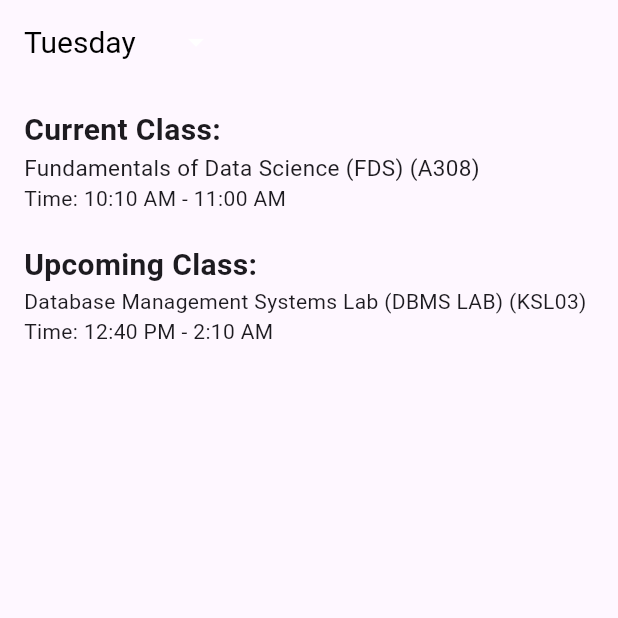
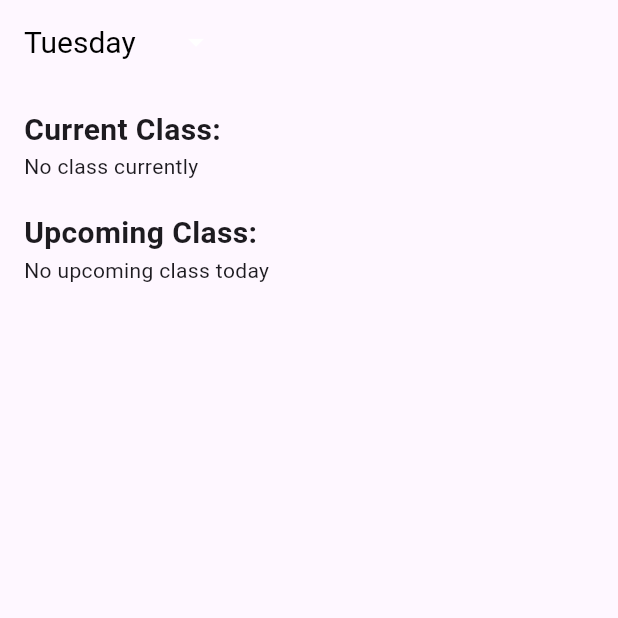
Before and after one commit to Raghavan2005/TimeTable-app-flutter, a Flutter app: the screen it shows after launch, on a phone screen of 412 x 824 dp, the top half of it. Run offline on Flutter 3.47's test engine with Material 3 defaults, Android fonts, the phone set to English and light mode, and no system bars.

Commit message:
Update main.dart

```diff
--- a/lib/main.dart
+++ b/lib/main.dart
@@ -42,161 +42,6 @@ class _TimetableScreenState extends State<TimetableScreen> {
         TimeOfDay(hour: 8, minute: 0),
         TimeOfDay(hour: 9, minute: 0),
         'Tuesday'),
-    Lecture(
-        'CS23333',
-        'Object Oriented Programming using Java (OOPS)',
-        'A308',
-        const TimeOfDay(hour: 9, minute: 0),
-        const TimeOfDay(hour: 9, minute: 50),
-        'Tuesday'),
-    Lecture(
-        'CS23334',
-        'Fundamentals of Data Science (FDS)',
-        'A308',
-        TimeOfDay(hour: 10, minute: 10),
-        TimeOfDay(hour: 11, minute: 0),
-        'Tuesday'),
-    Lecture(
-        'CS23332',
-        'Database Management Systems Lab (DBMS LAB)',
-        'KSL03',
-        TimeOfDay(hour: 12, minute: 40),
-        TimeOfDay(hour: 2, minute: 10),
-        'Tuesday'),
-    Lecture(
-        'CS23311',
-        'Computer Architecture (CA)',
-        'A304',
-        TimeOfDay(hour: 2, minute: 10),
-        TimeOfDay(hour: 3, minute: 0),
-        'Tuesday'),
-
-    // Wednesday
-    Lecture(
-        'CS23331',
-        'Design and Analysis of Algorithms (DAA)',
-        'A108',
-        TimeOfDay(hour: 8, minute: 0),
-        TimeOfDay(hour: 9, minute: 0),
-        'Wednesday'),
-    Lecture(
-        'MA23312',
-        'Fourier Series and Number Theory (FS&NT)',
-        'D702',
-        TimeOfDay(hour: 9, minute: 0),
-        TimeOfDay(hour: 9, minute: 50),
-        'Wednesday'),
-    Lecture(
-        'CS23333',
-        'Object Oriented Programming using Java (OOPS)',
-        'KSL03',
-        TimeOfDay(hour: 10, minute: 10),
-        TimeOfDay(hour: 11, minute: 50),
-        'Wednesday'),
-    Lecture(
-        'CS23334',
-        'Fundamentals of Data Science (FDS)',
-        'A308',
-        TimeOfDay(hour: 12, minute: 40),
-        TimeOfDay(hour: 2, minute: 10),
-        'Wednesday'),
-    Lecture(
-        'CS23332',
-        'Database Management Systems Lab (DBMS LAB)',
-        'KSL03',
-        TimeOfDay(hour: 2, minute: 10),
-        TimeOfDay(hour: 3, minute: 0),
-        'Wednesday'),
-
-    // Thursday
-    Lecture(
-        'CS23331',
-        'Design and Analysis of Algorithms (DAA)',
-        'A108',
-        TimeOfDay(hour: 8, minute: 0),
-        TimeOfDay(hour: 9, minute: 0),
-        'Thursday'),
-    Lecture(
-        'MA23312',
-        'Fourier Series and Number Theory (FS&NT)',
-        'A108',
-        TimeOfDay(hour: 9, minute: 0),
-        TimeOfDay(hour: 9, minute: 50),
-        'Thursday'),
-    Lecture(
-        'CS23311',
-        'Computer Architecture (CA)',
-        'A302',
-        TimeOfDay(hour: 10, minute: 10),
-        TimeOfDay(hour: 11, minute: 50),
-        'Thursday'),
-    Lecture(
-        'MA23312',
-        'Fourier Series and Number Theory (FS&NT)',
-        'A304',
-        TimeOfDay(hour: 2, minute: 10),
-        TimeOfDay(hour: 3, minute: 0),
-        'Thursday'),
-
-    // Friday
-    Lecture(
-        'CS23333',
-        'Object Oriented Programming using Java (OOPS)',
-        'KSL03',
-        TimeOfDay(hour: 8, minute: 0),
-        TimeOfDay(hour: 11, minute: 50),
-        'Friday'),
-    Lecture(
-        'CS23311',
-        'Computer Architecture (CA)',
-        'A302',
-        TimeOfDay(hour: 10, minute: 10),
-        TimeOfDay(hour: 11, minute: 50),
-        'Friday'),
-    Lecture(
-        'CS23332',
-        'Database Management Systems (DBMS)',
-        'D702',
-        TimeOfDay(hour: 12, minute: 40),
-        TimeOfDay(hour: 2, minute: 10),
-        'Friday'),
-    Lecture(
-        'CS23334',
-        'Fundamentals of Data Science (FDS)',
-        'D703',
-        TimeOfDay(hour: 2, minute: 10),
-        TimeOfDay(hour: 3, minute: 0),
-        'Friday'),
-
-    // Saturday
-    Lecture(
-        'CS23334',
-        'Fundamentals of Data Science Lab (FDS LAB)',
-        'KSL03',
-        TimeOfDay(hour: 8, minute: 0),
-        TimeOfDay(hour: 11, minute: 50),
-        'Saturday'),
-    Lecture(
-        'CS23331',
-        'Design and Analysis of Algorithms (DAA)',
-        'A211',
-        TimeOfDay(hour: 10, minute: 10),
-        TimeOfDay(hour: 11, minute: 50),
-        'Saturday'),
-    Lecture(
-        'CS23332',
-        'Database Management Systems (DBMS)',
-        'A211',
-        TimeOfDay(hour: 12, minute: 40),
-        TimeOfDay(hour: 2, minute: 10),
-        'Saturday'),
-    Lecture(
-        'CS23333',
-        'Object Oriented Programming using Java (OOPS)',
-        'D703',
-        TimeOfDay(hour: 2, minute: 10),
-        TimeOfDay(hour: 3, minute: 0),
-        'Saturday'),
   ];
   @override
   Widget build(BuildContext context) {
```
